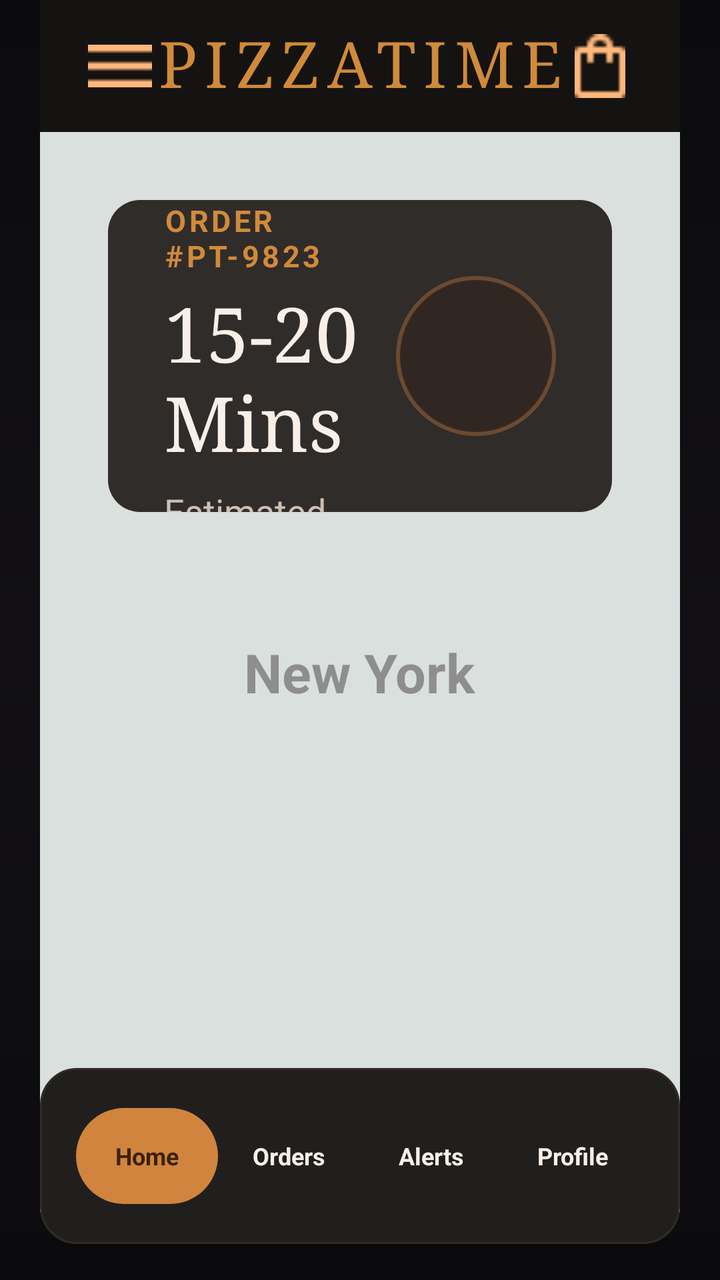
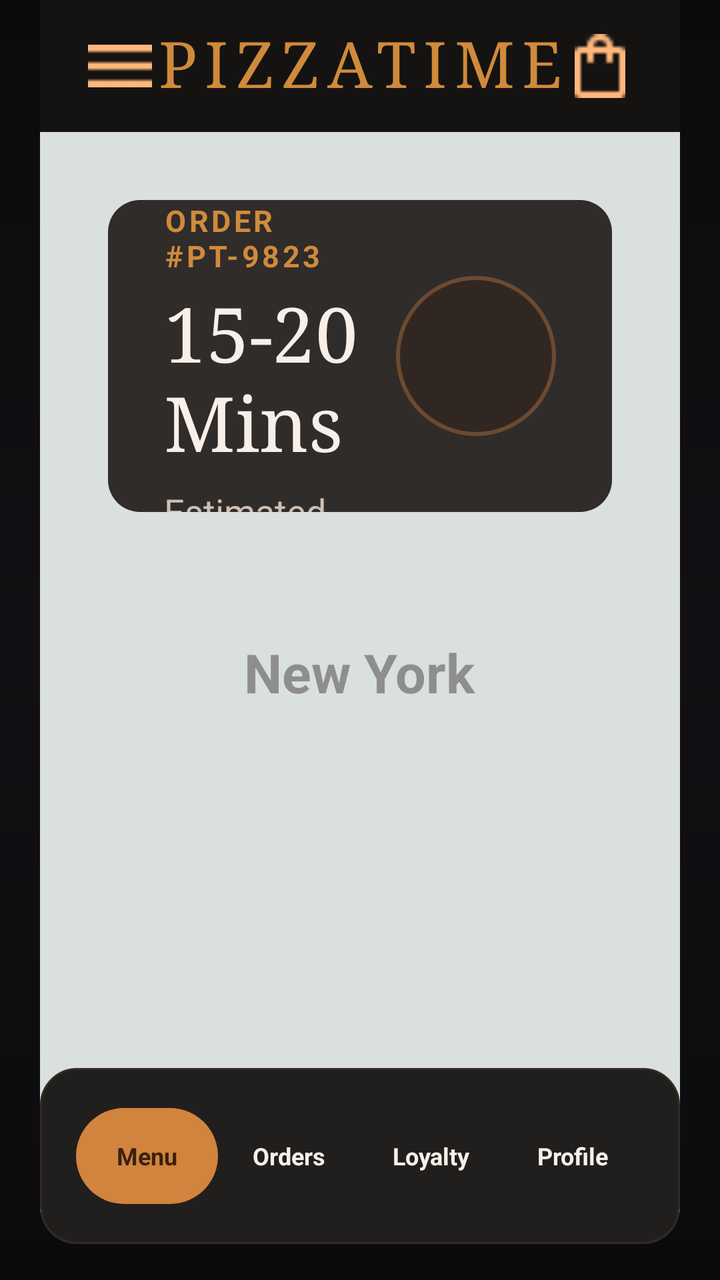

The first picture is an Android layout as it rendered before a commit; the second is the same layout after the commit. The layout source and the unified diff follow.
<!-- AndroidManifest.xml: application theme Theme.PizzaTime -->
<!-- res/layout/fragment_order_tracking.xml -->
<?xml version="1.0" encoding="utf-8"?>
<FrameLayout xmlns:android="http://schemas.android.com/apk/res/android"
    android:id="@+id/orderTrackingRoot"
    android:layout_width="match_parent"
    android:layout_height="match_parent"
    android:background="@drawable/bg_app_dark">

    <ScrollView
        android:id="@+id/trackingScroll"
        android:layout_width="match_parent"
        android:layout_height="match_parent"
        android:clipToPadding="false"
        android:overScrollMode="never"
        android:paddingBottom="128dp"
        android:scrollbars="none">

        <LinearLayout
            android:id="@+id/trackingContent"
            android:layout_width="match_parent"
            android:layout_height="wrap_content"
            android:orientation="vertical"
            android:paddingStart="20dp"
            android:paddingEnd="20dp"
            android:paddingBottom="34dp">

            <LinearLayout
                android:id="@+id/trackingTopBar"
                android:layout_width="match_parent"
                android:layout_height="66dp"
                android:background="@drawable/bg_top_bar_dark"
                android:gravity="center_vertical"
                android:orientation="horizontal"
                android:paddingStart="24dp"
                android:paddingEnd="24dp">

                <ImageView
                    android:id="@+id/btnMenu"
                    android:layout_width="32dp"
                    android:layout_height="32dp"
                    android:contentDescription="@string/menu_drawer_content_description"
                    android:src="@drawable/ic_menu" />

                <TextView
                    android:id="@+id/tvTrackingBrand"
                    android:layout_width="0dp"
                    android:layout_height="wrap_content"
                    android:layout_weight="1"
                    android:fontFamily="serif"
                    android:gravity="center"
                    android:includeFontPadding="false"
                    android:letterSpacing="0.12"
                    android:text="@string/detail_brand"
                    android:textColor="@color/pt_gold"
                    android:textSize="32sp" />

                <ImageView
                    android:id="@+id/btnCart"
                    android:layout_width="32dp"
                    android:layout_height="32dp"
                    android:contentDescription="@string/detail_cart_content_description"
                    android:src="@drawable/ic_bag" />

            </LinearLayout>

            <FrameLayout
                android:id="@+id/mapSection"
                android:layout_width="match_parent"
                android:layout_height="540dp"
                android:background="@drawable/bg_tracking_map_placeholder">

                <TextView
                    android:id="@+id/tvMapLocation"
                    android:layout_width="wrap_content"
                    android:layout_height="wrap_content"
                    android:layout_gravity="center"
                    android:text="@string/tracking_map_location"
                    android:textColor="#2B2B2B"
                    android:textSize="27sp"
                    android:textStyle="bold" />

                <View
                    android:layout_width="match_parent"
                    android:layout_height="match_parent"
                    android:background="#77FFFFFF" />

                <LinearLayout
                    android:id="@+id/etaCard"
                    android:layout_width="match_parent"
                    android:layout_height="156dp"
                    android:layout_marginStart="34dp"
                    android:layout_marginTop="34dp"
                    android:layout_marginEnd="34dp"
                    android:background="@drawable/bg_tracking_eta_card"
                    android:gravity="center_vertical"
                    android:orientation="horizontal"
                    android:paddingStart="28dp"
                    android:paddingEnd="28dp">

                    <LinearLayout
                        android:layout_width="0dp"
                        android:layout_height="wrap_content"
                        android:layout_weight="1"
                        android:orientation="vertical">

                        <TextView
                            android:id="@+id/tvOrderNumber"
                            android:layout_width="wrap_content"
                            android:layout_height="wrap_content"
                            android:letterSpacing="0.10"
                            android:text="@string/tracking_order_number"
                            android:textColor="@color/pt_gold"
                            android:textSize="15sp"
                            android:textStyle="bold" />

                        <TextView
                            android:id="@+id/tvEta"
                            android:layout_width="wrap_content"
                            android:layout_height="wrap_content"
                            android:layout_marginTop="8dp"
                            android:fontFamily="serif"
                            android:includeFontPadding="false"
                            android:text="@string/tracking_eta"
                            android:textColor="@color/pt_text_primary"
                            android:textSize="38sp" />

                        <TextView
                            android:id="@+id/tvEtaLabel"
                            android:layout_width="wrap_content"
                            android:layout_height="wrap_content"
                            android:layout_marginTop="8dp"
                            android:text="@string/tracking_eta_label"
                            android:textColor="@color/pt_text_secondary"
                            android:textSize="18sp" />

                    </LinearLayout>

                    <View
                        android:id="@+id/etaDriverMarker"
                        android:layout_width="80dp"
                        android:layout_height="80dp"
                        android:background="@drawable/bg_circle_gold_soft" />

                </LinearLayout>

            </FrameLayout>

            <LinearLayout
                android:id="@+id/liveStatusCard"
                android:layout_width="match_parent"
                android:layout_height="wrap_content"
                android:layout_marginStart="34dp"
                android:layout_marginTop="52dp"
                android:layout_marginEnd="34dp"
                android:background="@drawable/bg_tracking_status_card"
                android:orientation="vertical"
                android:paddingStart="28dp"
                android:paddingTop="28dp"
                android:paddingEnd="28dp"
                android:paddingBottom="26dp">

                <TextView
                    android:id="@+id/tvLiveStatus"
                    android:layout_width="match_parent"
                    android:layout_height="wrap_content"
                    android:text="@string/tracking_live_status"
                    android:textColor="@color/pt_text_primary"
                    android:textSize="28sp"
                    android:textStyle="bold" />

                <LinearLayout
                    android:id="@+id/statusStepContainer"
                    android:layout_width="match_parent"
                    android:layout_height="wrap_content"
                    android:layout_marginTop="22dp"
                    android:orientation="vertical" />

            </LinearLayout>

            <LinearLayout
                android:id="@+id/trackingProductCard"
                android:layout_width="match_parent"
                android:layout_height="138dp"
                android:layout_marginStart="34dp"
                android:layout_marginTop="34dp"
                android:layout_marginEnd="34dp"
                android:background="@drawable/bg_tracking_product_card"
                android:gravity="center_vertical"
                android:orientation="horizontal"
                android:paddingStart="28dp"
                android:paddingEnd="24dp">

                <ImageView
                    android:id="@+id/imgProduct"
                    android:layout_width="86dp"
                    android:layout_height="86dp"
                    android:contentDescription="@string/tracking_product_name"
                    android:scaleType="centerCrop"
                    android:src="@drawable/img_welcome_hero" />

                <LinearLayout
                    android:layout_width="0dp"
                    android:layout_height="wrap_content"
                    android:layout_marginStart="24dp"
                    android:layout_weight="1"
                    android:orientation="vertical">

                    <TextView
                        android:id="@+id/tvProductName"
                        android:layout_width="match_parent"
                        android:layout_height="wrap_content"
                        android:textColor="@color/pt_text_primary"
                        android:textSize="28sp"
                        android:textStyle="bold" />

                    <TextView
                        android:id="@+id/tvProductOption"
                        android:layout_width="match_parent"
                        android:layout_height="wrap_content"
                        android:layout_marginTop="8dp"
                        android:textColor="@color/pt_text_secondary"
                        android:textSize="17sp" />

                    <TextView
                        android:id="@+id/tvProductPrice"
                        android:layout_width="match_parent"
                        android:layout_height="wrap_content"
                        android:layout_marginTop="6dp"
                        android:textColor="@color/pt_text_secondary"
                        android:textSize="18sp" />

                </LinearLayout>

                <FrameLayout
                    android:id="@+id/btnProductDetail"
                    android:layout_width="62dp"
                    android:layout_height="62dp"
                    android:background="@drawable/bg_tracking_arrow_circle"
                    android:clickable="true"
                    android:focusable="true">

                    <ImageView
                        android:layout_width="28dp"
                        android:layout_height="28dp"
                        android:layout_gravity="center"
                        android:contentDescription="@string/menu_open_pizza"
                        android:src="@drawable/ic_arrow_right" />

                </FrameLayout>

            </LinearLayout>

            <TextView
                android:id="@+id/btnSupport"
                android:layout_width="match_parent"
                android:layout_height="78dp"
                android:layout_marginStart="34dp"
                android:layout_marginTop="34dp"
                android:layout_marginEnd="34dp"
                android:background="@drawable/bg_support_button"
                android:clickable="true"
                android:focusable="true"
                android:gravity="center"
                android:text="@string/tracking_need_support"
                android:textColor="@color/pt_text_primary"
                android:textSize="26sp"
                android:textStyle="bold" />

        </LinearLayout>

    </ScrollView>

    <include
        android:id="@+id/bottomNav"
        layout="@layout/layout_customer_bottom_nav"
        android:layout_width="match_parent"
        android:layout_height="88dp"
        android:layout_gravity="bottom"
        android:layout_marginStart="20dp"
        android:layout_marginEnd="20dp"
        android:layout_marginBottom="18dp" />

</FrameLayout>
<!-- res/layout/layout_customer_bottom_nav.xml (included above) -->
<?xml version="1.0" encoding="utf-8"?>
<LinearLayout xmlns:android="http://schemas.android.com/apk/res/android"
    android:id="@+id/bottomNavRoot"
    android:layout_width="match_parent"
    android:layout_height="88dp"
    android:background="@drawable/bg_bottom_nav"
    android:gravity="center"
    android:orientation="horizontal"
    android:paddingStart="18dp"
    android:paddingEnd="18dp">

    <TextView
        android:id="@+id/navHome"
        android:layout_width="0dp"
        android:layout_height="48dp"
        android:layout_weight="1"
        android:background="@drawable/bg_bottom_nav_item_selected"
        android:gravity="center"
        android:text="@string/home_nav_home"
        android:textColor="@color/pt_text_dark"
        android:textSize="12sp"
        android:textStyle="bold" />

    <TextView
        android:id="@+id/navOrders"
        android:layout_width="0dp"
        android:layout_height="48dp"
        android:layout_weight="1"
        android:gravity="center"
        android:text="@string/home_nav_orders"
        android:textColor="@color/pt_text_primary"
        android:textSize="12sp"
        android:textStyle="bold" />

    <TextView
        android:id="@+id/navAlerts"
        android:layout_width="0dp"
        android:layout_height="48dp"
        android:layout_weight="1"
        android:gravity="center"
        android:text="@string/home_nav_alerts"
        android:textColor="@color/pt_text_primary"
        android:textSize="12sp"
        android:textStyle="bold" />

    <TextView
        android:id="@+id/navProfile"
        android:layout_width="0dp"
        android:layout_height="48dp"
        android:layout_weight="1"
        android:gravity="center"
        android:text="@string/home_nav_profile"
        android:textColor="@color/pt_text_primary"
        android:textSize="12sp"
        android:textStyle="bold" />

</LinearLayout>
<!-- resources referenced by this layout -->
<resources>
  <color name="pt_gold">#D08A3B</color>
  <color name="pt_text_dark">#3A210F</color>
  <color name="pt_text_primary">#F8EFE8</color>
  <color name="pt_text_secondary">#CDBFB4</color>
  <!-- drawable bg_bottom_nav (drawable) -->
  ﻿<shape xmlns:android="http://schemas.android.com/apk/res/android">
      <corners android:radius="18dp" />
      <solid android:color="#211F1D" />
      <stroke
          android:width="1dp"
          android:color="#332A25" />
  </shape>
  <!-- drawable bg_bottom_nav_item_selected (drawable) -->
  ﻿<shape xmlns:android="http://schemas.android.com/apk/res/android">
      <corners android:radius="999dp" />
      <solid android:color="#D1843D" />
  </shape>
  <!-- drawable bg_circle_gold_soft (drawable) -->
  ﻿<shape xmlns:android="http://schemas.android.com/apk/res/android"
      android:shape="oval">
      <solid android:color="#55351F12" />
      <stroke
          android:width="2dp"
          android:color="#AA8A5B35" />
  </shape>
  <!-- drawable bg_support_button (drawable) -->
  ﻿<shape xmlns:android="http://schemas.android.com/apk/res/android">
      <corners android:radius="12dp" />
      <solid android:color="#00151312" />
      <stroke
          android:width="1dp"
          android:color="#6A4E39" />
  </shape>
  <!-- drawable bg_top_bar_dark (drawable) -->
  ﻿<shape xmlns:android="http://schemas.android.com/apk/res/android">
      <solid android:color="#151312" />
  </shape>
  <!-- drawable bg_tracking_arrow_circle (drawable) -->
  ﻿<shape xmlns:android="http://schemas.android.com/apk/res/android"
      android:shape="oval">
      <solid android:color="#4A4643" />
  </shape>
  <!-- drawable bg_tracking_eta_card (drawable) -->
  ﻿<shape xmlns:android="http://schemas.android.com/apk/res/android">
      <corners android:radius="16dp" />
      <solid android:color="#302C2A" />
  </shape>
  <!-- drawable bg_tracking_map_placeholder (drawable) -->
  ﻿<shape xmlns:android="http://schemas.android.com/apk/res/android">
      <solid android:color="#B9C5BE" />
  </shape>
  <!-- drawable bg_tracking_product_card (drawable) -->
  ﻿<shape xmlns:android="http://schemas.android.com/apk/res/android">
      <corners android:radius="14dp" />
      <solid android:color="#302C2A" />
  </shape>
  <!-- drawable bg_tracking_status_card (drawable) -->
  ﻿<shape xmlns:android="http://schemas.android.com/apk/res/android">
      <corners android:radius="16dp" />
      <solid android:color="#211F1D" />
  </shape>
  <string name="detail_brand">PIZZATIME</string>
  <string name="detail_cart_content_description">Cart</string>
  <string name="home_nav_alerts">Alerts</string>
  <string name="home_nav_home">Home</string>
  <string name="home_nav_orders">Orders</string>
  <string name="home_nav_profile">Profile</string>
  <string name="menu_drawer_content_description">Open menu</string>
  <string name="menu_open_pizza">Open pizza detail</string>
  <string name="tracking_eta">15-20 Mins</string>
  <string name="tracking_eta_label">Estimated Arrival</string>
  <string name="tracking_live_status">Live Status</string>
  <string name="tracking_map_location">New York</string>
  <string name="tracking_need_support">Need Support?</string>
  <string name="tracking_order_number">ORDER #PT-9823</string>
  <string name="tracking_product_name">The Midnight Truffle</string>
  <style name="Theme.PizzaTime" parent="Theme.MaterialComponents.DayNight.NoActionBar">
          
          <item name="colorOnPrimary">@color/white</item>
          
          <item name="colorOnSecondary">@color/black</item>
          
          <item name="android:statusBarColor">?attr/colorPrimaryVariant</item>
          
      </style>
  <color name="pt_black">#0B0B0D</color>
  <color name="pt_dark">#121014</color>
  <color name="white">#FFFFFFFF</color>
  <color name="black">#FF000000</color>
  <!-- unchanged entries left out for length: 5 -->
</resources>

<!-- the commit's change to res/layout/fragment_order_tracking.xml (unified diff, before → after) -->
@@ -264,6 +264,9 @@
                 android:textColor="@color/pt_text_primary"
                 android:textSize="26sp"
                 android:textStyle="bold" />
+            <View
+                android:layout_width="match_parent"
+                android:layout_height="100dp" />
 
         </LinearLayout>
 
@@ -293,13 +296,16 @@
     android:paddingEnd="18dp">
 
     <TextView
-        android:id="@+id/navHome"
+        android:id="@+id/navMenu"
         android:layout_width="0dp"
         android:layout_height="48dp"
         android:layout_weight="1"
         android:background="@drawable/bg_bottom_nav_item_selected"
+        android:clickable="true"
+        android:focusable="true"
+        android:foreground="?attr/selectableItemBackground"
         android:gravity="center"
-        android:text="@string/home_nav_home"
+        android:text="@string/home_nav_menu"
         android:textColor="@color/pt_text_dark"
         android:textSize="12sp"
         android:textStyle="bold" />
@@ -309,6 +315,9 @@
         android:layout_width="0dp"
         android:layout_height="48dp"
         android:layout_weight="1"
+        android:clickable="true"
+        android:focusable="true"
+        android:foreground="?attr/selectableItemBackground"
         android:gravity="center"
         android:text="@string/home_nav_orders"
         android:textColor="@color/pt_text_primary"
@@ -316,12 +325,15 @@
         android:textStyle="bold" />
 
     <TextView
-        android:id="@+id/navAlerts"
+        android:id="@+id/navLoyalty"
         android:layout_width="0dp"
         android:layout_height="48dp"
         android:layout_weight="1"
+        android:clickable="true"
+        android:focusable="true"
+        android:foreground="?attr/selectableItemBackground"
         android:gravity="center"
-        android:text="@string/home_nav_alerts"
+        android:text="@string/home_nav_loyalty"
         android:textColor="@color/pt_text_primary"
         android:textSize="12sp"
         android:textStyle="bold" />
@@ -331,6 +343,9 @@
         android:layout_width="0dp"
         android:layout_height="48dp"
         android:layout_weight="1"
+        android:clickable="true"
+        android:focusable="true"
+        android:foreground="?attr/selectableItemBackground"
         android:gravity="center"
         android:text="@string/home_nav_profile"
         android:textColor="@color/pt_text_primary"
<!-- resource entries referenced after the edit -->
@@ -63,8 +63,8 @@
   </shape>
   <string name="detail_brand">PIZZATIME</string>
   <string name="detail_cart_content_description">Cart</string>
-  <string name="home_nav_alerts">Alerts</string>
-  <string name="home_nav_home">Home</string>
+  <string name="home_nav_loyalty">Loyalty</string>
+  <string name="home_nav_menu">Menu</string>
   <string name="home_nav_orders">Orders</string>
   <string name="home_nav_profile">Profile</string>
   <string name="menu_drawer_content_description">Open menu</string>
